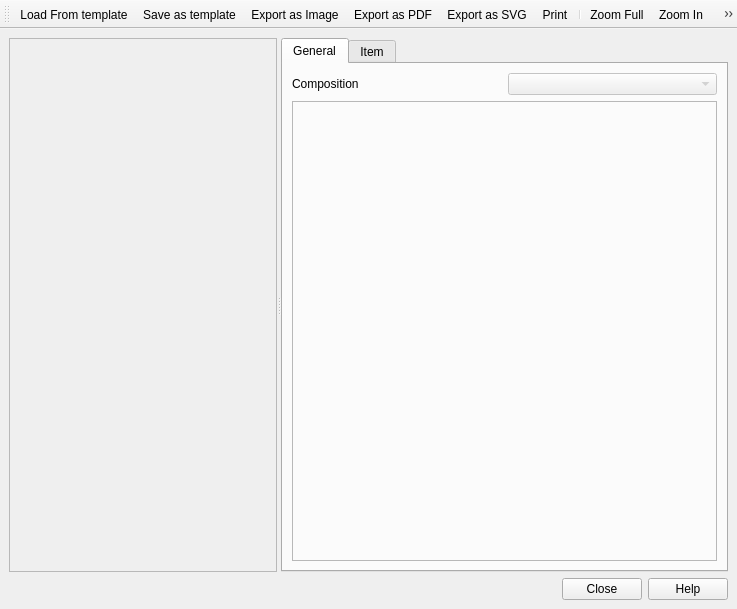
sourcepole/qgis, file qgis/src/ui/qgscomposerbase.ui: the form before one commit.
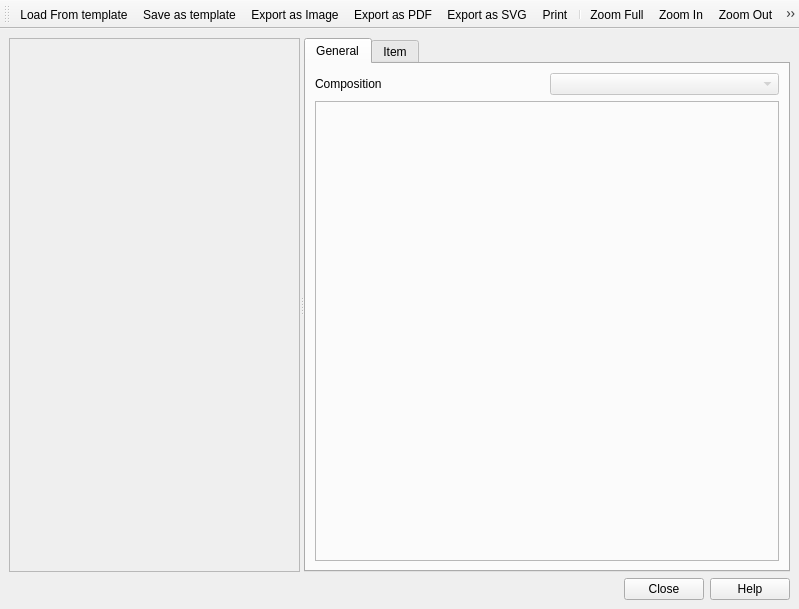
The form after the commit. Icons and pictures are not drawn.

Commit message: [FEATURE]: A table widget to display feature attributes in the composer (but it still needs a bit more settings...)

Patch:
```diff
--- a/qgis/src/ui/qgscomposerbase.ui
+++ b/qgis/src/ui/qgscomposerbase.ui
@@ -6,7 +6,7 @@
    <rect>
     <x>0</x>
     <y>0</y>
-    <width>737</width>
+    <width>799</width>
     <height>609</height>
    </rect>
   </property>
@@ -171,6 +171,7 @@
    <addaction name="mActionAddNewScalebar"/>
    <addaction name="mActionAddBasicShape"/>
    <addaction name="mActionAddArrow"/>
+   <addaction name="mActionAddTable"/>
    <addaction name="mActionSelectMoveItem"/>
    <addaction name="mActionMoveItemContent"/>
    <addaction name="mActionGroupItems"/>
@@ -461,6 +462,17 @@
     <string>Add arrow</string>
    </property>
   </action>
+  <action name="mActionAddTable">
+   <property name="checkable">
+    <bool>true</bool>
+   </property>
+   <property name="text">
+    <string>Add table</string>
+   </property>
+   <property name="toolTip">
+    <string>Adds attribute table</string>
+   </property>
+  </action>
  </widget>
  <tabstops>
   <tabstop>mCompositionNameComboBox</tabstop>
```
The commit also changes 13 other files.
